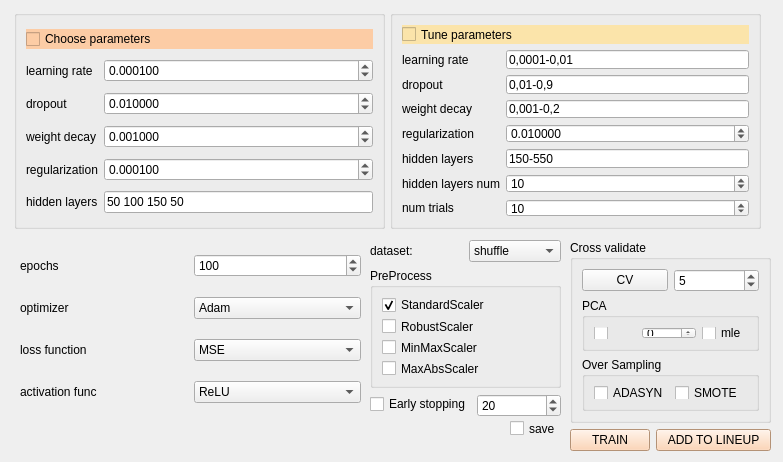
Old version of the form qt/torch_regressor.ui in the repository idergunoff/geovel_1.0.
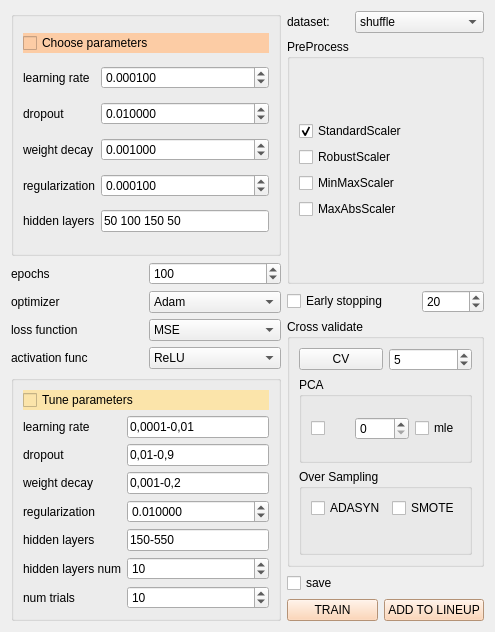
New version of the form.

What changed in the file:
```diff
--- a/qt/torch_regressor.ui
+++ b/qt/torch_regressor.ui
@@ -6,22 +6,18 @@
    <rect>
     <x>0</x>
     <y>0</y>
-    <width>783</width>
-    <height>462</height>
+    <width>495</width>
+    <height>632</height>
    </rect>
   </property>
   <property name="windowTitle">
    <string>TorchNNRegressor</string>
   </property>
+  <layout class="QGridLayout" name="gridLayout_11">
+   <item row="0" column="0">
+    <layout class="QGridLayout" name="gridLayout_8">
+     <item row="0" column="0">
   <widget class="QGroupBox" name="groupBox">
-   <property name="geometry">
-    <rect>
-     <x>14</x>
-     <y>10</y>
-     <width>371</width>
-     <height>219</height>
-    </rect>
-   </property>
    <property name="title">
     <string/>
    </property>
@@ -162,15 +158,8 @@
     </item>
    </layout>
   </widget>
-  <widget class="QWidget" name="layoutWidget_2">
-   <property name="geometry">
-    <rect>
-     <x>20</x>
-     <y>240</y>
-     <width>341</width>
-     <height>181</height>
-    </rect>
-   </property>
+     </item>
+     <item row="1" column="0">
    <layout class="QGridLayout" name="gridLayout_5">
     <item row="0" column="0">
      <widget class="QLabel" name="label_11">
@@ -294,238 +283,9 @@
      </widget>
     </item>
    </layout>
-  </widget>
-  <widget class="QWidget" name="layoutWidget_3">
-   <property name="geometry">
-    <rect>
-     <x>570</x>
-     <y>240</y>
-     <width>201</width>
-     <height>211</height>
-    </rect>
-   </property>
-   <layout class="QFormLayout" name="formLayout_2">
-    <item row="0" column="0" colspan="2">
-     <widget class="QGroupBox" name="groupBox_9">
-      <property name="toolTip">
-       <string>Cross Validate by Well</string>
-      </property>
-      <property name="title">
-       <string>Cross validate</string>
-      </property>
-      <layout class="QGridLayout" name="gridLayout_3">
-       <item row="0" column="1">
-        <widget class="QSpinBox" name="spinBox_cross_val">
-         <property name="toolTip">
-          <string>Количество фолдов для перекрестной проверки, используемых при оценке производительности модели.</string>
-         </property>
-         <property name="minimum">
-          <number>2</number>
-         </property>
-         <property name="value">
-          <number>5</number>
-         </property>
-        </widget>
-       </item>
-       <item row="0" column="0">
-        <widget class="QPushButton" name="pushButton_cross_val">
-         <property name="toolTip">
-          <string>&lt;p&gt;Количество фолдов для перекрестной проверки, используемых при оценке производительности модели.&lt;/p&gt;</string>
-         </property>
-         <property name="text">
-          <string>CV</string>
-         </property>
-        </widget>
-       </item>
-       <item row="1" column="0" colspan="2">
-        <widget class="QGroupBox" name="groupBox_11">
-         <property name="title">
-          <string>PCA</string>
-         </property>
-         <layout class="QGridLayout" name="gridLayout_10">
-          <item row="0" column="1">
-           <widget class="QSpinBox" name="spinBox_pca_">
-            <property name="maximum">
-             <number>1000</number>
-            </property>
-           </widget>
-          </item>
-          <item row="0" column="0">
-           <widget class="QCheckBox" name="checkBox_pca">
-            <property name="text">
-             <string/>
-            </property>
-           </widget>
-          </item>
-          <item row="0" column="2">
-           <widget class="QCheckBox" name="checkBox_pca_mle_3">
-            <property name="text">
-             <string>mle</string>
-            </property>
-           </widget>
-          </item>
-         </layout>
-        </widget>
-       </item>
-       <item row="2" column="0" colspan="2">
-        <widget class="QGroupBox" name="groupBox_14">
-         <property name="title">
-          <string>Over Sampling</string>
-         </property>
-         <layout class="QGridLayout" name="gridLayout_31">
-          <item row="1" column="0">
-           <layout class="QFormLayout" name="formLayout_3">
-            <item row="0" column="0">
-             <widget class="QCheckBox" name="checkBox_adasyn">
-              <property name="text">
-               <string>ADASYN</string>
-              </property>
-             </widget>
-            </item>
-            <item row="0" column="1">
-             <widget class="QCheckBox" name="checkBox_smote">
-              <property name="text">
-               <string>SMOTE</string>
-              </property>
-             </widget>
-            </item>
-           </layout>
-          </item>
-         </layout>
-        </widget>
-       </item>
-      </layout>
-     </widget>
-    </item>
+     </item>
     <item row="2" column="0">
-     <widget class="QPushButton" name="pushButton_train">
-      <property name="styleSheet">
-       <string notr="true">background-color: rgb(252, 204, 165);</string>
-      </property>
-      <property name="text">
-       <string>TRAIN</string>
-      </property>
-     </widget>
-    </item>
-    <item row="2" column="1">
-     <widget class="QPushButton" name="pushButton_lineup">
-      <property name="styleSheet">
-       <string notr="true">background-color: rgb(252, 204, 165);</string>
-      </property>
-      <property name="text">
-       <string>ADD TO LINEUP</string>
-      </property>
-     </widget>
-    </item>
-   </layout>
-  </widget>
-  <widget class="QWidget" name="layoutWidget">
-   <property name="geometry">
-    <rect>
-     <x>370</x>
-     <y>240</y>
-     <width>191</width>
-     <height>177</height>
-    </rect>
-   </property>
-   <layout class="QFormLayout" name="formLayout">
-    <item row="0" column="0" colspan="2">
-     <layout class="QGridLayout" name="gridLayout_4">
-      <item row="0" column="0">
-       <widget class="QLabel" name="label_14">
-        <property name="text">
-         <string>dataset:</string>
-        </property>
-       </widget>
-      </item>
-      <item row="0" column="1">
-       <widget class="QComboBox" name="comboBox_dataset">
-        <item>
-         <property name="text">
-          <string>shuffle</string>
-         </property>
-        </item>
-        <item>
-         <property name="text">
-          <string>well split</string>
-         </property>
-        </item>
-       </widget>
-      </item>
-     </layout>
-    </item>
-    <item row="1" column="0" colspan="2">
-     <widget class="QGroupBox" name="groupBox_17">
-      <property name="title">
-       <string>PreProcess</string>
-      </property>
-      <layout class="QGridLayout" name="gridLayout_36">
-       <item row="0" column="0">
-        <layout class="QGridLayout" name="gridLayout_30">
-         <item row="0" column="0">
-          <widget class="QCheckBox" name="checkBox_stdscaler">
-           <property name="text">
-            <string>StandardScaler</string>
-           </property>
-           <property name="checked">
-            <bool>true</bool>
-           </property>
-          </widget>
-         </item>
-         <item row="1" column="0">
-          <widget class="QCheckBox" name="checkBox_robscaler">
-           <property name="text">
-            <string>RobustScaler</string>
-           </property>
-          </widget>
-         </item>
-         <item row="2" column="0">
-          <widget class="QCheckBox" name="checkBox_mnmxscaler">
-           <property name="text">
-            <string>MinMaxScaler</string>
-           </property>
-          </widget>
-         </item>
-         <item row="3" column="0">
-          <widget class="QCheckBox" name="checkBox_mxabsscaler">
-           <property name="text">
-            <string>MaxAbsScaler</string>
-           </property>
-          </widget>
-         </item>
-        </layout>
-       </item>
-      </layout>
-     </widget>
-    </item>
-    <item row="2" column="0">
-     <widget class="QCheckBox" name="checkBox_early_stop">
-      <property name="toolTip">
-       <string>&lt;p&gt;Эта опция позволяет автоматически останавливать обучение, когда производительность модели на проверочном наборе данных перестает улучшаться. Это помогает предотвратить переобучение.&lt;/p&gt;</string>
-      </property>
-      <property name="text">
-       <string>Early stopping</string>
-      </property>
-     </widget>
-    </item>
-    <item row="2" column="1">
-     <widget class="QSpinBox" name="spinBox_stop_patience">
-      <property name="value">
-       <number>20</number>
-      </property>
-     </widget>
-    </item>
-   </layout>
-  </widget>
   <widget class="QGroupBox" name="groupBox_2">
-   <property name="geometry">
-    <rect>
-     <x>390</x>
-     <y>10</y>
-     <width>371</width>
-     <height>219</height>
-    </rect>
-   </property>
    <property name="title">
     <string/>
    </property>
@@ -673,22 +433,230 @@
     </item>
    </layout>
   </widget>
+     </item>
+    </layout>
+   </item>
+   <item row="0" column="1">
+    <layout class="QGridLayout" name="gridLayout_9">
+     <item row="0" column="0">
+      <layout class="QGridLayout" name="gridLayout_4">
+       <item row="0" column="0">
+        <widget class="QLabel" name="label_14">
+         <property name="text">
+          <string>dataset:</string>
+         </property>
+        </widget>
+       </item>
+       <item row="0" column="1" colspan="2">
+        <widget class="QComboBox" name="comboBox_dataset">
+         <item>
+          <property name="text">
+           <string>shuffle</string>
+          </property>
+         </item>
+         <item>
+          <property name="text">
+           <string>well split</string>
+          </property>
+         </item>
+        </widget>
+       </item>
+       <item row="1" column="0" colspan="3">
+        <widget class="QGroupBox" name="groupBox_17">
+         <property name="title">
+          <string>PreProcess</string>
+         </property>
+         <layout class="QGridLayout" name="gridLayout_36">
+          <item row="0" column="0">
+           <layout class="QGridLayout" name="gridLayout_30">
+            <item row="0" column="0">
+             <widget class="QCheckBox" name="checkBox_stdscaler">
+              <property name="text">
+               <string>StandardScaler</string>
+              </property>
+              <property name="checked">
+               <bool>true</bool>
+              </property>
+             </widget>
+            </item>
+            <item row="1" column="0">
+             <widget class="QCheckBox" name="checkBox_robscaler">
+              <property name="text">
+               <string>RobustScaler</string>
+              </property>
+             </widget>
+            </item>
+            <item row="2" column="0">
+             <widget class="QCheckBox" name="checkBox_mnmxscaler">
+              <property name="text">
+               <string>MinMaxScaler</string>
+              </property>
+             </widget>
+            </item>
+            <item row="3" column="0">
+             <widget class="QCheckBox" name="checkBox_mxabsscaler">
+              <property name="text">
+               <string>MaxAbsScaler</string>
+              </property>
+             </widget>
+            </item>
+           </layout>
+          </item>
+         </layout>
+        </widget>
+       </item>
+       <item row="2" column="0" colspan="2">
+        <widget class="QCheckBox" name="checkBox_early_stop">
+         <property name="toolTip">
+          <string>&lt;p&gt;Эта опция позволяет автоматически останавливать обучение, когда производительность модели на проверочном наборе данных перестает улучшаться. Это помогает предотвратить переобучение.&lt;/p&gt;</string>
+         </property>
+         <property name="text">
+          <string>Early stopping</string>
+         </property>
+        </widget>
+       </item>
+       <item row="2" column="2">
+        <widget class="QSpinBox" name="spinBox_stop_patience">
+         <property name="value">
+          <number>20</number>
+         </property>
+        </widget>
+       </item>
+      </layout>
+     </item>
+     <item row="1" column="0">
+      <layout class="QGridLayout" name="gridLayout_7">
+       <item row="0" column="0">
+        <widget class="QGroupBox" name="groupBox_9">
+         <property name="toolTip">
+          <string>Cross Validate by Well</string>
+         </property>
+         <property name="title">
+          <string>Cross validate</string>
+         </property>
+         <layout class="QGridLayout" name="gridLayout_3">
+          <item row="1" column="0" colspan="2">
+           <widget class="QGroupBox" name="groupBox_11">
+            <property name="title">
+             <string>PCA</string>
+            </property>
+            <layout class="QGridLayout" name="gridLayout_10">
+             <item row="0" column="1">
+              <widget class="QSpinBox" name="spinBox_pca_">
+               <property name="maximum">
+                <number>1000</number>
+               </property>
+              </widget>
+             </item>
+             <item row="0" column="0">
+              <widget class="QCheckBox" name="checkBox_pca">
+               <property name="text">
+                <string/>
+               </property>
+              </widget>
+             </item>
+             <item row="0" column="2">
+              <widget class="QCheckBox" name="checkBox_pca_mle_3">
+               <property name="text">
+                <string>mle</string>
+               </property>
+              </widget>
+             </item>
+            </layout>
+           </widget>
+          </item>
+          <item row="2" column="0" colspan="2">
+           <widget class="QGroupBox" name="groupBox_14">
+            <property name="title">
+             <string>Over Sampling</string>
+            </property>
+            <layout class="QGridLayout" name="gridLayout_31">
+             <item row="1" column="0">
+              <layout class="QFormLayout" name="formLayout_3">
+               <item row="0" column="0">
+                <widget class="QCheckBox" name="checkBox_adasyn">
+                 <property name="text">
+                  <string>ADASYN</string>
+                 </property>
+                </widget>
+               </item>
+               <item row="0" column="1">
+                <widget class="QCheckBox" name="checkBox_smote">
+                 <property name="text">
+                  <string>SMOTE</string>
+                 </property>
+                </widget>
+               </item>
+              </layout>
+             </item>
+            </layout>
+           </widget>
+          </item>
+          <item row="0" column="1">
+           <widget class="QSpinBox" name="spinBox_cross_val">
+            <property name="toolTip">
+             <string>Количество фолдов для перекрестной проверки, используемых при оценке производительности модели.</string>
+            </property>
+            <property name="minimum">
+             <number>2</number>
+            </property>
+            <property name="value">
+             <number>5</number>
+            </property>
+           </widget>
+          </item>
+          <item row="0" column="0">
+           <widget class="QPushButton" name="pushButton_cross_val">
+            <property name="toolTip">
+             <string>&lt;p&gt;Количество фолдов для перекрестной проверки, используемых при оценке производительности модели.&lt;/p&gt;</string>
+            </property>
+            <property name="text">
+             <string>CV</string>
+            </property>
+           </widget>
+          </item>
+         </layout>
+        </widget>
+       </item>
+       <item row="1" column="0">
   <widget class="QCheckBox" name="checkBox_save_model">
    <property name="enabled">
     <bool>true</bool>
    </property>
-   <property name="geometry">
-    <rect>
-     <x>510</x>
-     <y>420</y>
-     <width>51</width>
-     <height>17</height>
-    </rect>
-   </property>
    <property name="text">
     <string>save</string>
    </property>
   </widget>
+       </item>
+       <item row="2" column="0">
+        <layout class="QGridLayout" name="gridLayout_2">
+         <item row="0" column="0">
+          <widget class="QPushButton" name="pushButton_train">
+           <property name="styleSheet">
+            <string notr="true">background-color: rgb(252, 204, 165);</string>
+           </property>
+           <property name="text">
+            <string>TRAIN</string>
+           </property>
+          </widget>
+         </item>
+         <item row="0" column="1">
+          <widget class="QPushButton" name="pushButton_lineup">
+           <property name="styleSheet">
+            <string notr="true">background-color: rgb(252, 204, 165);</string>
+           </property>
+           <property name="text">
+            <string>ADD TO LINEUP</string>
+           </property>
+          </widget>
+         </item>
+        </layout>
+       </item>
+      </layout>
+     </item>
+    </layout>
+   </item>
+  </layout>
  </widget>
  <resources/>
  <connections/>
```
Lines whose indentation alone changed are shown as unchanged.
